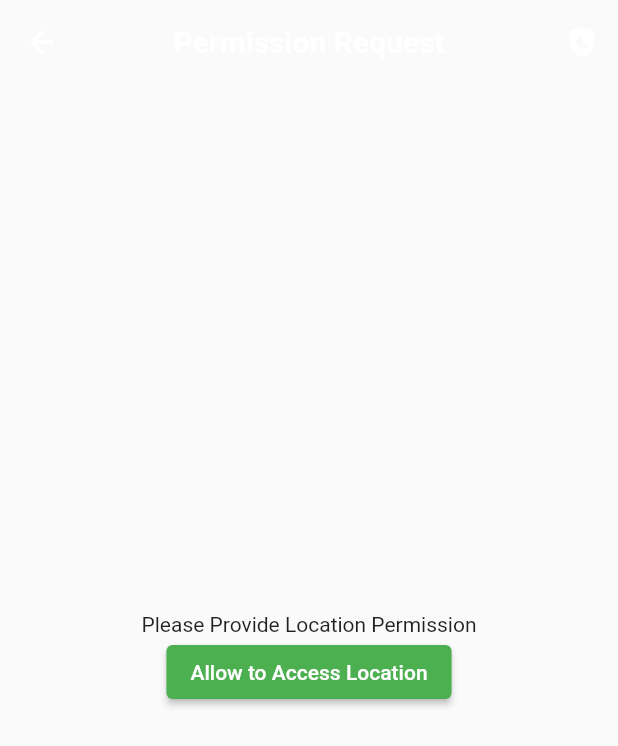
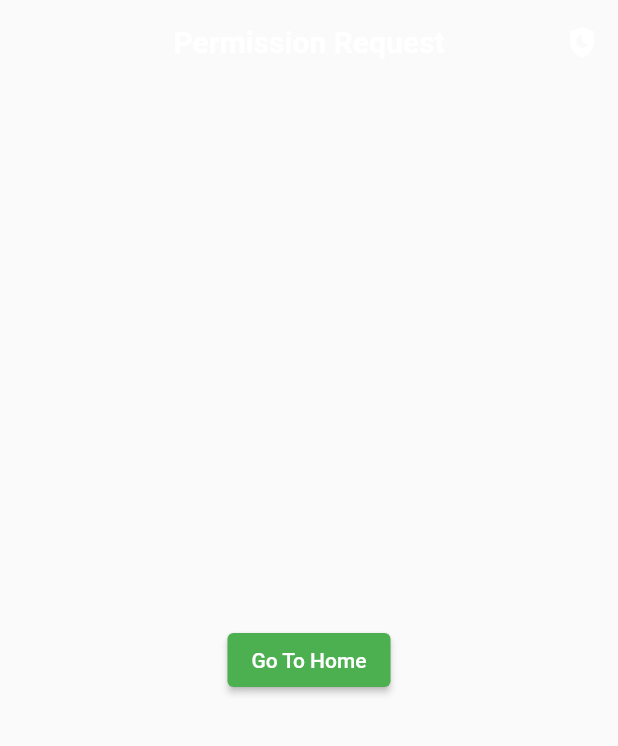
Before and after one commit to VijayBalaji6/weather_buddy, a Flutter app: the PermissionRequestPage screen opened directly, on a phone screen of 412 x 824 dp. Shown: the top 746 px of the screen. Run offline on Flutter 3.47's test engine with Material 2 defaults, Android fonts, the phone set to English and light mode, and no system bars; our stand-ins replace geolocator, get.

Commit message:
FIxed user flow

```diff
--- a/lib/views/permission_request_page.dart
+++ b/lib/views/permission_request_page.dart
@@ -1,8 +1,10 @@
 import 'package:flutter/material.dart';
+import 'package:geolocator/geolocator.dart';
 import 'package:get/get.dart';
 import 'package:weather_buddy/controller/location_controller.dart';
 import 'package:weather_buddy/utils/custom_appbar.dart';
-import 'package:weather_buddy/views/home_page.dart';
+
+import 'home_page.dart';
 
 class PermissionRequestPage extends StatelessWidget {
   const PermissionRequestPage({Key? key}) : super(key: key);
@@ -18,10 +20,11 @@
               mainAxisAlignment: MainAxisAlignment.center,
               crossAxisAlignment: CrossAxisAlignment.center,
               children: [
-                Text(locationController.hasLocationPermission
-                    ? "Please Provide Location Permission"
-                    : "Please Accursed Return Home"),
-                locationController.hasLocationPermission
+                locationController.isLocationServiceEnabled
+                    ? locationController.locationPermission ==
+                                LocationPermission.deniedForever ||
+                            locationController.locationPermission ==
+                                LocationPermission.denied
                         ? ElevatedButton(
                             onPressed: () async {
                               locationController.checkLocationPermission();
@@ -29,9 +32,13 @@
                             child: const Text("Allow to Access Location"))
                         : ElevatedButton(
                             onPressed: () async {
-                          Get.offAll(const HomePage());
+                              Navigator.pushReplacement(
+                                  context,
+                                  MaterialPageRoute(
+                                      builder: (context) => const HomePage()));
                             },
-                        child: const Text("Return Home"))
+                            child: const Text("Go To Home"))
+                    : const Text("Please Turn On Location")
               ],
             ),
           ),
```
Also changed, not shown: lib/controller/location_controller.dart (+21 -5 lines), lib/utils/utils.dart (+7 -9 lines), lib/views/splash_screen.dart (+11 -9 lines). Lines whose indentation alone changed are shown as unchanged.
